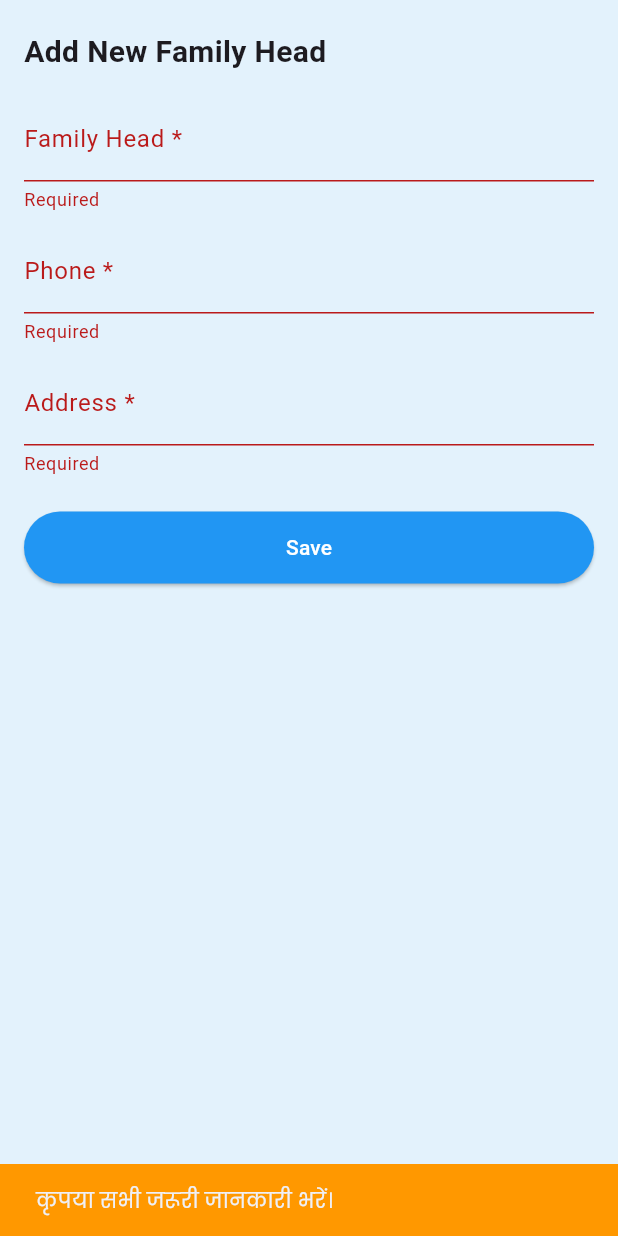
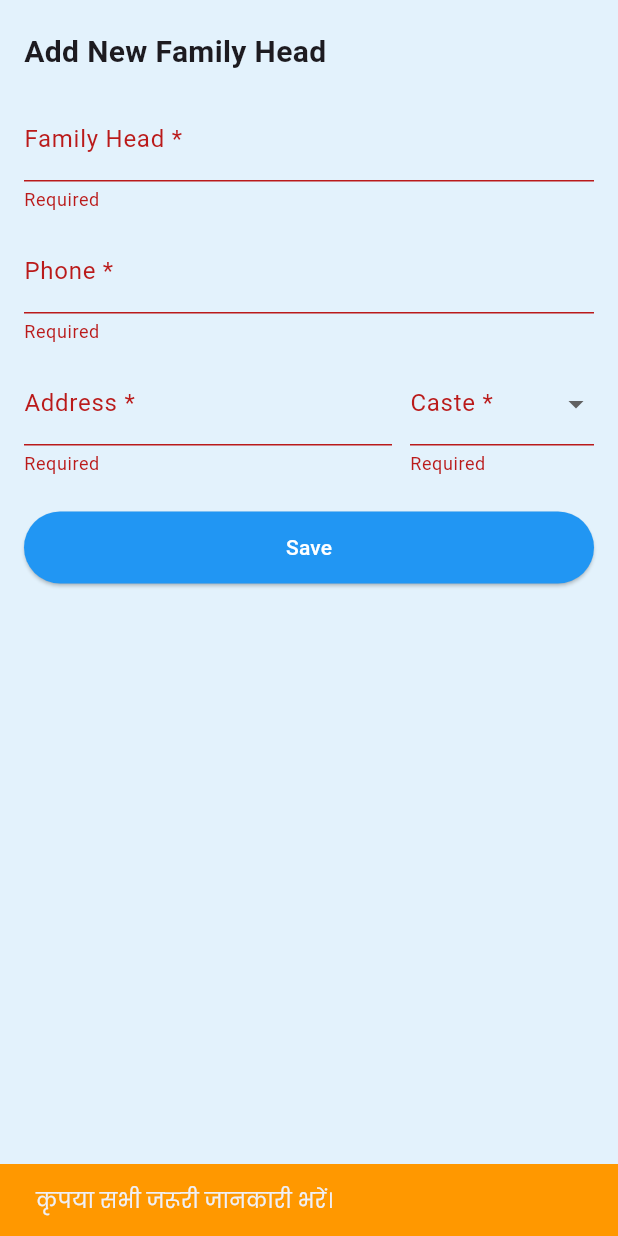
Before and after one commit to Vishesh-panghal/swasthya_doot_app, a Flutter app: the AddFamilyHeadForm widget shown alone on an empty page, opened directly, after a tap on "Save", on a phone screen of 412 x 824 dp. Run offline on Flutter 3.47's test engine with Material 3 defaults, Android fonts, the phone set to English and light mode, and no system bars; our stand-ins replace awesome_snackbar_content, cloud_firestore, csv, firebase_auth, firebase_core, flutter_bloc and 11 more; missing offline and left inert: google_mlkit_text_recognition; accounts and stored records are empty.

Commit message:
add cast input also

```diff
--- a/lib/colors/color_constants.dart
+++ b/lib/colors/color_constants.dart
@@ -1,5 +1,6 @@
 import 'package:flutter/material.dart';
 
 class ColorConstants {
+  // ignore: constant_identifier_names
   static const Color background_color = Color(0xFFE3F2FC);
 }
--- a/lib/cubit/auth/phone_auth_cubit.dart
+++ b/lib/cubit/auth/phone_auth_cubit.dart
@@ -40,7 +40,7 @@ class PhoneAuthCubit extends Cubit<PhoneAuthState> {
       forceResendingToken: null,
       verificationCompleted: (PhoneAuthCredential credential) async {
         await _auth.signInWithCredential(credential);
-        await _storeUserData(); // Store user info if credential is auto verified
+        await _storeUserData();
         emit(PhoneAuthVerified());
       },
       verificationFailed: (FirebaseAuthException e) {
@@ -57,7 +57,6 @@ class PhoneAuthCubit extends Cubit<PhoneAuthState> {
     );
   }
 
-  // 🔹 Verify OTP manually
   void verifyOtp(String otp, String verificationId) async {
     if (verificationId.isEmpty) {
       emit(PhoneAuthError("OTP session expired or invalid. Please retry."));
@@ -76,7 +75,7 @@ class PhoneAuthCubit extends Cubit<PhoneAuthState> {
       final user = userCredential.user;
 
       if (user != null) {
-        await _storeUserData(); // Store after successful login
+        await _storeUserData();
         emit(PhoneAuthVerified());
       } else {
         emit(PhoneAuthError("User not found after verification"));
@@ -88,7 +87,6 @@ class PhoneAuthCubit extends Cubit<PhoneAuthState> {
     }
   }
 
-  // 🔹 Store to Firestore
   Future<void> _storeUserData() async {
     final user = _auth.currentUser;
     if (user != null && _pendingUser != null) {
--- a/lib/models/family_model.dart
+++ b/lib/models/family_model.dart
@@ -8,6 +8,7 @@ class FamilyModel {
   final String address;
   final String aashaId;
   final String? familyId;
+  final String? caste;
   final List<MemberModel> members;
 
   FamilyModel({
@@ -18,6 +19,7 @@ class FamilyModel {
     required this.address,
     required this.aashaId,
     this.familyId,
+    required this.caste,
     this.members = const [],
   });
 
@@ -28,6 +30,7 @@ class FamilyModel {
       'village': village,
       'address': address,
       'aasha_id': aashaId,
+      if (caste != null) 'caste': caste,
       if (familyId != null) 'family_id': familyId,
       'members': members.map((e) => e.toMap()).toList(),
     };
@@ -42,9 +45,11 @@ class FamilyModel {
       address: map['address'] ?? '',
       aashaId: map['aasha_id'] ?? '',
       familyId: map['family_id'],
-      members: (map['members'] as List<dynamic>? ?? [])
-          .map((e) => MemberModel.fromMap(e as Map<String, dynamic>))
-          .toList(),
+      caste: map['caste'],
+      members:
+          (map['members'] as List<dynamic>? ?? [])
+              .map((e) => MemberModel.fromMap(e as Map<String, dynamic>))
+              .toList(),
     );
   }
 
@@ -55,6 +60,8 @@ class FamilyModel {
     String? village,
     String? address,
     String? aashaId,
+    String? familyId,
+    String? caste,
     List<MemberModel>? members,
   }) {
     return FamilyModel(
@@ -64,7 +71,8 @@ class FamilyModel {
       village: village ?? this.village,
       address: address ?? this.address,
       aashaId: aashaId ?? this.aashaId,
-      familyId: familyId,
+      familyId: familyId ?? this.familyId,
+      caste: caste ?? this.caste,
       members: members ?? this.members,
     );
   }
--- a/lib/pages/askDidi.dart
+++ b/lib/pages/askDidi.dart
@@ -20,7 +20,7 @@ class _MyAskDidiScreenState extends State<MyAskDidiScreen> {
   final TextEditingController _controller = TextEditingController();
 
   final List<Map<String, String>> _messages =
-      []; // now holds {'text', 'time', 'sender'}
+      [];
 
   final ScrollController _scrollController = ScrollController();
   bool _isTyping = false;
--- a/lib/pages/record.dart
+++ b/lib/pages/record.dart
@@ -474,7 +474,6 @@ class _MyRecordScreenState extends State<MyRecordScreen>
                       },
                     )
                     : StreamBuilder<String>(
-                      // Use a dummy stream since search is not implemented as a real stream yet
                       stream: Stream.value(""),
                       builder: (context, snapshot) {
                         final search = _searchController.text.toLowerCase();
@@ -548,7 +547,7 @@ class _MyRecordScreenState extends State<MyRecordScreen>
                                 return MembersCard(
                                   name: family.head,
                                   phone: family.phone,
-                                  date: "", // add if needed
+                                  date: "",
                                   village: family.village,
                                   address: family.address,
                                   aashaId: family.aashaId,
--- /dev/null
+++ b/lib/pages/test.dart
@@ -0,0 +1,10 @@
+// // {1,2,1,2,1,0,0,1,2,1,0,1}
+
+int main()
+{
+ List<int> numb = [5, 3, 8, 1, 9];
+
+
+
+  return 0;
+}
--- a/lib/widgets/common_widget.dart
+++ b/lib/widgets/common_widget.dart
@@ -463,8 +463,6 @@ class _MembersCardState extends State<MembersCard> {
                 ),
               ],
             ),
-
-            // Expand Toggle
             Align(
               alignment: Alignment.centerRight,
               child: IconButton(
@@ -692,6 +690,7 @@ class _MembersCardState extends State<MembersCard> {
     );
   }
 
+  // ======================================== Member card View ==================================================//
   Widget _buildMemberCard(MemberModel member) {
     return Container(
       margin: const EdgeInsets.symmetric(vertical: 6),
@@ -703,6 +702,14 @@ class _MembersCardState extends State<MembersCard> {
       child: Column(
         crossAxisAlignment: CrossAxisAlignment.start,
         children: [
+          Text(
+            'Relation: ${member.relation}',
+            style: TextStyle(
+              fontSize: 13,
+              fontStyle: FontStyle.italic,
+              color: Colors.grey.shade700,
+            ),
+          ),
           Row(
             mainAxisAlignment: MainAxisAlignment.spaceBetween,
             children: [
@@ -742,7 +749,6 @@ class _MembersCardState extends State<MembersCard> {
                       }
                     },
                   ),
-                  // --- Add Delete button for member ---
                   TextButton(
                     child: const Text(
                       "Delete",
@@ -912,6 +918,7 @@ class _AddFamilyHeadFormState extends State<AddFamilyHeadForm> {
   final _headController = TextEditingController();
   final _phoneController = TextEditingController();
   final _addressController = TextEditingController();
+  String? _selectedCaste;
 
   @override
   void initState() {
@@ -919,6 +926,8 @@ class _AddFamilyHeadFormState extends State<AddFamilyHeadForm> {
     _headController.text = widget.existingName ?? '';
     _phoneController.text = widget.existingPhone ?? '';
     _addressController.text = widget.existingAddress ?? '';
+    // You can initialize _selectedCaste here if you want, e.g.:
+    // _selectedCaste = "General";
   }
 
   @override
@@ -948,6 +957,7 @@ class _AddFamilyHeadFormState extends State<AddFamilyHeadForm> {
           address: _addressController.text.trim(),
           aashaId: uid,
           members: [],
+          caste: _selectedCaste,
         );
 
         await FirebaseFirestore.instance
@@ -1018,17 +1028,47 @@ class _AddFamilyHeadFormState extends State<AddFamilyHeadForm> {
                 controller: _phoneController,
                 keyboardType: TextInputType.phone,
                 decoration: const InputDecoration(labelText: "Phone *"),
-                validator:
-                    (value) =>
-                        value == null || value.isEmpty ? "Required" : null,
+                validator: (value) {
+                  if (value == null || value.isEmpty) {
+                    return "Required";
+                  }
+                  final pattren = RegExp(r'^(?:\+91)?[6-9]\d{9}$');
+                  if (!pattren.hasMatch(value.trim())) {
+                    return 'Enter a valid mobile number';
+                  }
+                  return null;
+                },
               ),
               const SizedBox(height: 12),
-              TextFormField(
-                controller: _addressController,
-                decoration: const InputDecoration(labelText: "Address *"),
-                validator:
-                    (value) =>
-                        value == null || value.isEmpty ? "Required" : null,
+              // Replace the single Address TextFormField with the following Row containing Address and Caste dropdown
+              Row(
+                children: [
+                  Expanded(
+                    flex: 2,
+                    child: TextFormField(
+                      controller: _addressController,
+                      decoration: const InputDecoration(labelText: "Address *"),
+                      validator: (value) => value == null || value.isEmpty ? "Required" : null,
+                    ),
+                  ),
+                  const SizedBox(width: 12),
+                  Expanded(
+                    flex: 1,
+                    child: DropdownButtonFormField<String>(
+                      value: _selectedCaste,
+                      decoration: const InputDecoration(labelText: "Caste *"),
+                      items: const [
+                        DropdownMenuItem(value: "General", child: Text("General")),
+                        DropdownMenuItem(value: "OBC", child: Text("OBC")),
+                        DropdownMenuItem(value: "SC", child: Text("SC")),
+                        DropdownMenuItem(value: "ST", child: Text("ST")),
+                        DropdownMenuItem(value: "Other", child: Text("Other")),
+                      ],
+                      onChanged: (val) => setState(() => _selectedCaste = val),
+                      validator: (value) => value == null || value.isEmpty ? "Required" : null,
+                    ),
+                  ),
+                ],
               ),
               const SizedBox(height: 24),
               ElevatedButton(
@@ -1049,7 +1089,7 @@ class _AddFamilyHeadFormState extends State<AddFamilyHeadForm> {
   }
 }
 
-// ============================================== AddFamily Members Bottomsheet  ==============================================//
+// ============================================== AddFamily Members Card  ==============================================//
 
 class AddMemberForm extends StatefulWidget {
   final MemberModel? existingMember;
```
